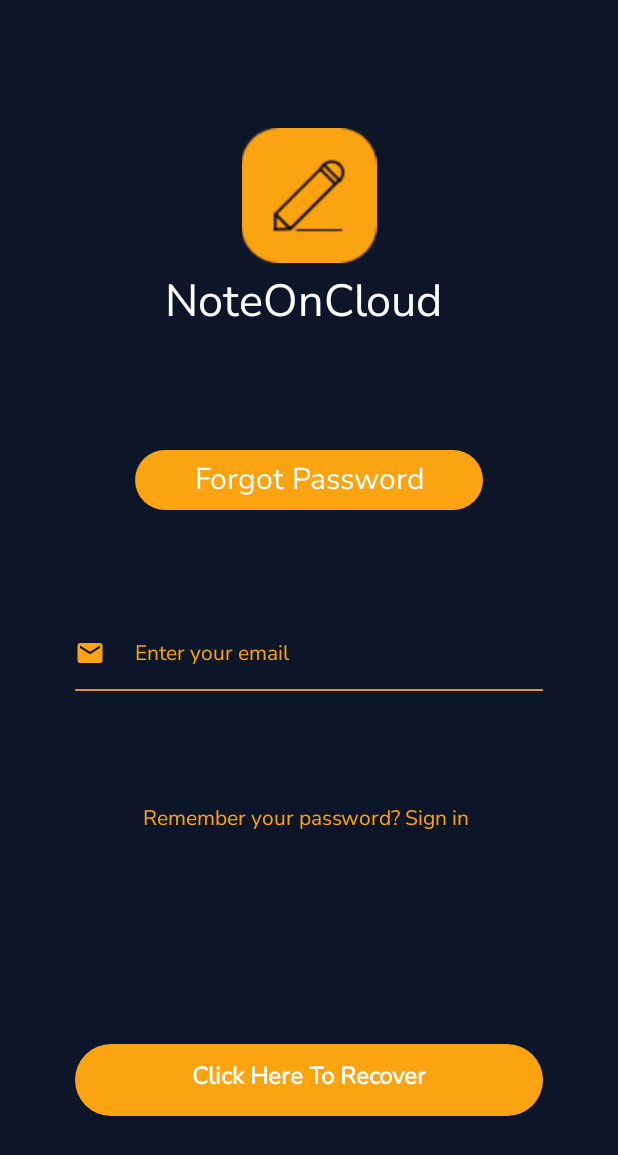
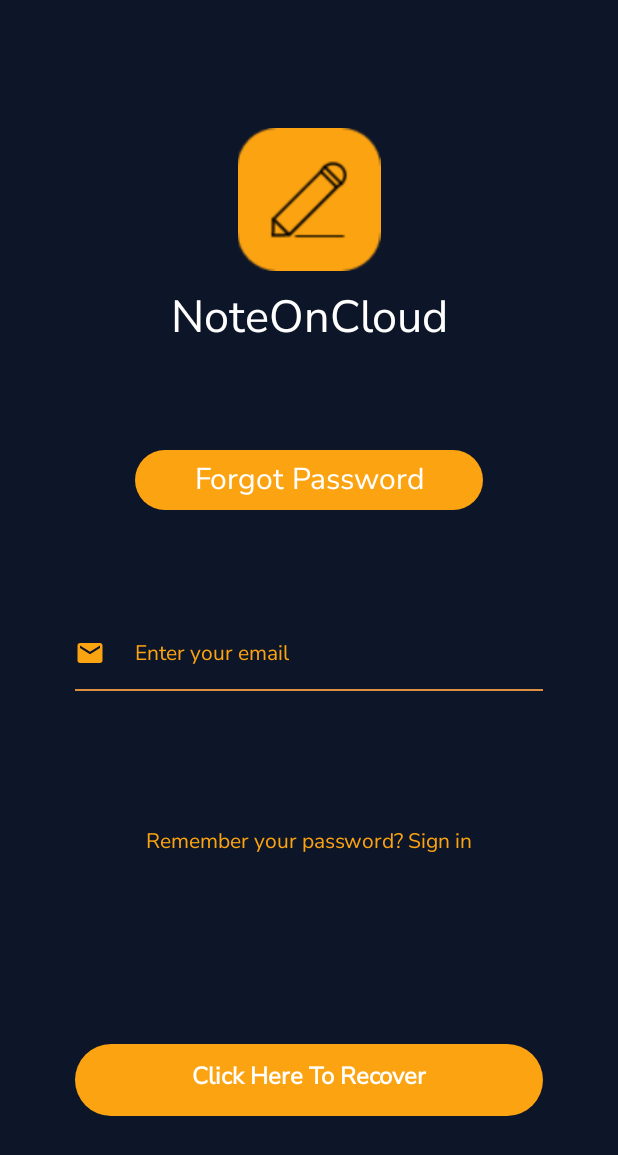
Before and after one commit to akashjaiswal797112/NoteOnCloud, an Android app: the screen it shows after launch (forgotpassword), after a tap on "Forget Password ?", on a phone screen of 412 x 824 dp. Shown: the top 1155 px of the screen. Run offline under Robolectric (Android 15) with nearby library versions, the phone set to English and light mode, and no system bars; our stand-ins replace Firebase (no records; nobody signed in at launch, a user with empty details on screens opened directly); Roboto replaces fonts that are not available here.

Commit message:
Updated the MainActivity File and Splash Activity files

```diff
--- a/app/src/main/java/com/akash/noteoncloud/SplashScreen.java
+++ b/app/src/main/java/com/akash/noteoncloud/SplashScreen.java
@@ -24,13 +24,13 @@ public class SplashScreen extends AppCompatActivity {
 
 
         //to remove status bar
-        getWindow().addFlags(WindowManager.LayoutParams.FLAG_FULLSCREEN);
+        //getWindow().addFlags(WindowManager.LayoutParams.FLAG_FULLSCREEN);
 
       //status bar color code
-        Window window = getWindow();
-        window.clearFlags(WindowManager.LayoutParams.FLAG_TRANSLUCENT_STATUS);
-        window.addFlags(WindowManager.LayoutParams.FLAG_DRAWS_SYSTEM_BAR_BACKGROUNDS);
-        window.setStatusBarColor(Color.parseColor("#111B34"));
+//        Window window = getWindow();
+//        window.clearFlags(WindowManager.LayoutParams.FLAG_TRANSLUCENT_STATUS);
+//        window.addFlags(WindowManager.LayoutParams.FLAG_DRAWS_SYSTEM_BAR_BACKGROUNDS);
+//        window.setStatusBarColor(Color.parseColor("#111B34"));
 
         getSupportActionBar().hide();
         Thread thread= new Thread(){
--- a/app/src/main/java/com/akash/noteoncloud/createnote.java
+++ b/app/src/main/java/com/akash/noteoncloud/createnote.java
@@ -66,7 +66,7 @@ public class createnote extends AppCompatActivity {
 
 
 
-        //to remove status bar
+        //do this to remove status bar
         //getWindow().addFlags(WindowManager.LayoutParams.FLAG_FULLSCREEN);
 
         //getSupportActionBar().setTitle(Html.fromHtml("<font color=\"#FCA311\">" + getString(R.string.All_Notes) + "</font>"));
--- a/app/src/main/res/layout/activity_forgotpassword.xml
+++ b/app/src/main/res/layout/activity_forgotpassword.xml
@@ -11,47 +11,54 @@
     <TextView
         android:id="@+id/gobacktologin"
         android:layout_width="wrap_content"
-        android:layout_height="25dp"
-        android:layout_marginLeft="95dp"
-        android:layout_marginTop="535dp"
+        android:layout_height="25sp"
+        android:layout_below="@+id/forgotpassword"
+        android:layout_alignParentStart="true"
+        android:layout_alignParentEnd="true"
+        android:layout_marginStart="30sp"
+        android:layout_marginLeft="95sp"
+        android:layout_marginTop="90sp"
+        android:maxLines="1"
+        android:layout_marginEnd="30sp"
         android:fontFamily="@font/nunito_sans"
+
         android:text="Remember your password? Sign in"
         android:textAlignment="center"
         android:textColor="@color/yellow"
-        android:textSize="14dp">
+        android:textSize="14sp">
 
     </TextView>
 
     <TextView
         android:id="@+id/text_forgot_password"
-        android:layout_width="180dp"
-        android:layout_height="40dp"
+        android:layout_width="180sp"
+        android:layout_height="40sp"
         android:layout_alignParentStart="true"
         android:layout_alignParentEnd="true"
-        android:layout_marginStart="90dp"
-        android:layout_marginTop="300dp"
-        android:layout_marginEnd="90dp"
+        android:layout_marginStart="90sp"
+        android:layout_marginTop="300sp"
+        android:layout_marginEnd="90sp"
         android:background="@drawable/buttom_yellow"
         android:fontFamily="@font/nunito_sans"
-        android:paddingTop="5dp"
-        android:paddingBottom="5dp"
+        android:paddingTop="5sp"
+        android:paddingBottom="5sp"
         android:text="   Forgot Password   "
         android:textAlignment="center"
         android:textColor="@color/white"
-        android:textSize="20dp" />
+        android:textSize="20sp" />
 
     <EditText
 
         android:id="@+id/forgotpassword"
-        android:layout_width="330dp"
+        android:layout_width="330sp"
         android:layout_height="wrap_content"
         android:layout_below="@+id/text_forgot_password"
         android:layout_alignParentStart="true"
         android:layout_alignParentEnd="true"
-        android:layout_marginStart="50dp"
-        android:layout_marginLeft="40dp"
-        android:layout_marginTop="85dp"
-        android:layout_marginEnd="50dp"
+        android:layout_marginStart="50sp"
+        android:layout_marginLeft="40sp"
+        android:layout_marginTop="85sp"
+        android:layout_marginEnd="50sp"
         android:background="@drawable/edittextdesign"
         android:ems="10"
         android:fontFamily="@font/nunito_sans"
@@ -59,32 +66,32 @@
         android:importantForAutofill="no"
         android:inputType="textEmailAddress"
         android:maxLines="1"
-        android:paddingLeft="40dp"
-        android:paddingBottom="15dp"
+        android:paddingLeft="40sp"
+        android:paddingBottom="15sp"
         android:textColor="@color/yellow"
         android:textColorHint="@color/yellow"
-        android:textSize="14dp" />
+        android:textSize="14sp" />
 
     <TextView
         android:id="@+id/passwordrecoverbutton"
-        android:layout_width="295dp"
-        android:layout_height="48dp"
+        android:layout_width="295sp"
+        android:layout_height="48sp"
 
         android:layout_alignParentStart="true"
         android:layout_alignParentEnd="true"
         android:layout_alignParentBottom="true"
-        android:layout_marginStart="50dp"
-        android:layout_marginLeft="50dp"
+        android:layout_marginStart="50sp"
+        android:layout_marginLeft="50sp"
 
-        android:layout_marginTop="150dp"
-        android:layout_marginEnd="50dp"
+        android:layout_marginTop="150sp"
+        android:layout_marginEnd="50sp"
 
-        android:layout_marginRight="50dp"
-        android:layout_marginBottom="80dp"
+        android:layout_marginRight="50sp"
+        android:layout_marginBottom="80sp"
         android:background="@drawable/button1"
         android:fontFamily="@font/nunito_sans"
-        android:paddingTop="10dp"
-        android:paddingBottom="10dp"
+        android:paddingTop="10sp"
+        android:paddingBottom="10sp"
         android:text=" Click Here To Recover "
         android:textAlignment="center"
         android:textAllCaps="false"
@@ -94,37 +101,41 @@
 
     <ImageView
         android:id="@+id/emailicon1"
-        android:layout_width="20dp"
-        android:layout_height="20dp"
-        android:layout_marginLeft="50dp"
-        android:layout_marginTop="425dp"
+        android:layout_width="20sp"
+        android:layout_height="20sp"
+        android:layout_marginLeft="50sp"
+        android:layout_marginTop="425sp"
         android:src="@drawable/ic_baseline_email_24" />
 
     <ImageView
         android:id="@+id/imageView4"
-        android:layout_width="90dp"
-        android:layout_height="90dp"
+        android:layout_width="95sp"
+        android:layout_height="95sp"
 
         android:layout_alignParentStart="true"
         android:layout_alignParentTop="true"
         android:layout_alignParentEnd="true"
-        android:layout_marginStart="160dp"
-        android:layout_marginLeft="160dp"
-        android:layout_marginTop="85dp"
-        android:layout_marginEnd="160dp"
+        android:layout_marginStart="140sp"
+        android:layout_marginTop="85sp"
+        android:layout_marginEnd="140sp"
         app:srcCompat="@drawable/noteslogo" />
 
     <TextView
         android:id="@+id/textView"
         android:layout_width="wrap_content"
         android:layout_height="wrap_content"
-
-        android:layout_marginLeft="110dp"
-        android:layout_marginTop="180dp"
+        android:layout_below="@id/imageView4"
+        android:layout_alignParentStart="true"
+        android:layout_alignParentEnd="true"
+        android:layout_marginStart="90sp"
+        android:layout_marginTop="10sp"
+        android:layout_marginEnd="90sp"
         android:fontFamily="@font/nunito_sans"
+        android:maxLines="1"
         android:text="NoteOnCloud"
+        android:textAlignment="center"
         android:textColor="@color/white"
-        android:textSize="30dp"
+        android:textSize="30sp"
         app:layout_constraintEnd_toEndOf="parent"
         app:layout_constraintStart_toStartOf="parent" />
 
--- a/app/src/main/res/layout/activity_notes.xml
+++ b/app/src/main/res/layout/activity_notes.xml
@@ -18,10 +18,10 @@ android:background="@color/darknavybackground"
         android:layout_alignParentRight="true"
         android:layout_alignParentBottom="true"
         android:layout_gravity="bottom|end"
-        android:layout_marginRight="30dp"
-        android:layout_marginBottom="30dp"
+        android:layout_marginRight="30sp"
+        android:layout_marginBottom="30sp"
         android:src="@drawable/ic_add_svgrepo_com"
-        app:maxImageSize="25dp"
+        app:maxImageSize="25sp"
 
         ></com.google.android.material.floatingactionbutton.FloatingActionButton>
 
```
Also changed, not shown: app/src/main/res/layout/activity_createnote.xml (+13 -13 lines), app/src/main/res/layout/activity_editnoteactivity.xml (+10 -10 lines), app/src/main/res/layout/activity_main.xml (+23 -16 lines), app/src/main/res/layout/activity_notedetails.xml (+9 -9 lines), app/src/main/res/layout/activity_splash_screen.xml (+6 -6 lines), app/src/main/res/layout/login_tab_fragment.xml (+19 -19 lines), app/src/main/res/layout/notes_layout.xml (+15 -15 lines), app/src/main/res/layout/signup_tab_fragment.xml (+28 -28 lines).
